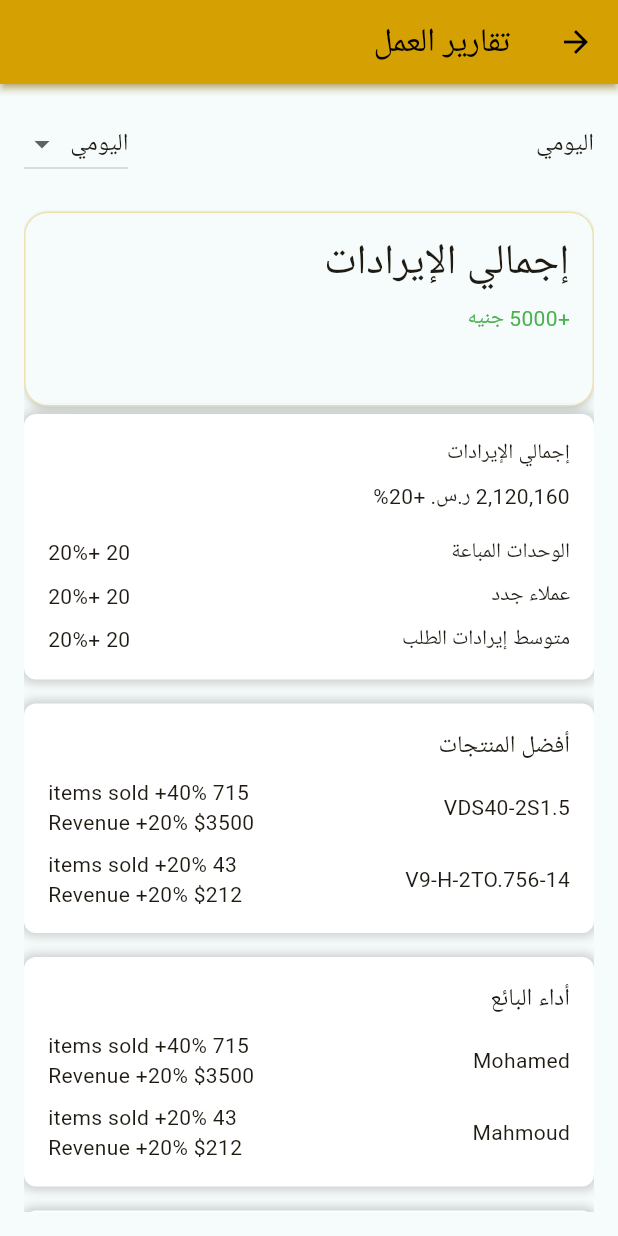
After one commit to ELDemy/inventory_app, a Flutter app: the AdminHomeScreen screen opened directly, after a tap on "التقارير", on a phone screen of 412 x 824 dp. The commit adds this screen. Run offline on Flutter 3.47's test engine with Material 3 defaults, Android fonts, the phone set to English and light mode, and no system bars; our stand-ins replace bloc, cloud_firestore, connectivity_plus, firebase_analytics, firebase_auth, firebase_core and 6 more; accounts and stored records are empty.

Commit message:
create dashboard

```diff
--- a/lib/core/utils/app_icons.dart
+++ b/lib/core/utils/app_icons.dart
@@ -2,11 +2,15 @@ import 'package:flutter/material.dart';
 import 'package:flutter_svg/flutter_svg.dart';
 
 class AppIcons {
-  static SvgPicture barcodeIcon({double? height, Color color = Colors.white}) {
+  SvgPicture barcodeIcon({double? height, Color color = Colors.white}) {
     return SvgPicture.asset(
       height: height,
       "assets/icons/barcode-icon.svg",
       colorFilter: ColorFilter.mode(color, BlendMode.srcIn),
     );
   }
+
+  Image appLogo({double height = 200}) {
+    return Image.asset("assets/logo.png", height: height);
+  }
 }
--- a/lib/core/utils/app_router.dart
+++ b/lib/core/utils/app_router.dart
@@ -1,4 +1,6 @@
 import 'package:go_router/go_router.dart';
+import 'package:inventory_app/features/admin/features/user_management/presentation/sign_up_screen.dart';
+import 'package:inventory_app/features/admin/features/user_management/presentation/user_management_screen.dart';
 import 'package:inventory_app/features/auth/presentation/signin.dart';
 import 'package:inventory_app/features/home/presentation/home_screen.dart';
 import 'package:inventory_app/features/home/presentation/widgets/serial_search_screen.dart';
@@ -6,8 +8,6 @@ import 'package:inventory_app/features/product_management/add_edit_product/prese
 import 'package:inventory_app/features/product_management/make_order/presentation/make_order_screen.dart';
 import 'package:inventory_app/features/product_management/product_profile/presentation/product_profile_screen.dart';
 import 'package:inventory_app/features/splash_screen/splash_screen.dart';
-import 'package:inventory_app/features/user_management/presentation/sign_up_screen.dart';
-import 'package:inventory_app/features/user_management/presentation/user_management_screen.dart';
 
 abstract class AppRouter {
   static const String kHomeScreen = "/HomeScreen";
--- a/lib/di/injector.dart
+++ b/lib/di/injector.dart
@@ -23,7 +23,7 @@ class Injector {
   final _projectDocName = 'inverters';
 
   static final DocumentReference<Map<String, dynamic>> projectDoc =
-      FirebaseFirestore.instance.doc('projects/inverters');
+      FirebaseFirestore.instance.doc('projects/test');
 
   static final CollectionReference<Map<String, dynamic>> productsCollection =
       projectDoc.collection('products');
--- /dev/null
+++ b/lib/features/admin/admin_home_screen/admin_home_screen.dart
@@ -0,0 +1,112 @@
+import 'package:flutter/material.dart';
+import 'package:inventory_app/core/utils/app_colors.dart';
+import 'package:inventory_app/core/utils/app_icons.dart';
+import 'package:inventory_app/features/admin/features/dashboard/presentation/dashboard_screen.dart';
+import 'package:inventory_app/features/admin/features/user_management/presentation/user_management_screen.dart';
+
+class AdminHomeScreen extends StatelessWidget {
+  const AdminHomeScreen({super.key});
+
+  @override
+  Widget build(BuildContext context) {
+    // Get screen size for responsive design
+    final screenWidth = MediaQuery.of(context).size.width;
+    final screenHeight = MediaQuery.of(context).size.height;
+
+    return Directionality(
+      textDirection: TextDirection.rtl, // Arabic right-to-left direction
+      child: Scaffold(
+        appBar: AppBar(title: const Text('الإدارة')),
+        body: SingleChildScrollView(
+          child: Center(
+            child: Column(
+              children: [
+                AppIcons().appLogo(),
+                _buildNavigationCard(
+                  context,
+                  icon: Icons.people,
+                  title: 'إدارة المستخدمين',
+                  width: screenWidth * 0.8,
+                  height: screenHeight * 0.2,
+                  onTap: () => _navigateToUserManagement(context),
+                ),
+                const SizedBox(height: 20),
+                _buildNavigationCard(
+                  context,
+                  icon: Icons.dashboard,
+                  title: 'التقارير',
+                  width: screenWidth * 0.8,
+                  height: screenHeight * 0.2,
+                  onTap: () => _navigateToDashboard(context),
+                ),
+              ],
+            ),
+          ),
+        ),
+      ),
+    );
+  }
+
+  Widget _buildNavigationCard(
+    BuildContext context, {
+    required IconData icon,
+    required String title,
+    required double width,
+    required double height,
+    required VoidCallback onTap,
+  }) {
+    return Card(
+      elevation: 5,
+      shape: RoundedRectangleBorder(
+        borderRadius: BorderRadius.circular(15),
+      ),
+      child: InkWell(
+        onTap: onTap,
+        borderRadius: BorderRadius.circular(15),
+        child: Container(
+          width: width,
+          height: height,
+          padding: const EdgeInsets.all(20),
+          child: Column(
+            mainAxisAlignment: MainAxisAlignment.center,
+            children: [
+              Icon(
+                icon,
+                size: 60,
+                color: AppColors.labelColor,
+              ),
+              const SizedBox(height: 10),
+              FittedBox(
+                child: Text(
+                  title,
+                  style: Theme.of(context).textTheme.headlineSmall?.copyWith(
+                        fontSize: 18, // Adjust for Arabic text
+                      ),
+                  textAlign: TextAlign.center,
+                ),
+              ),
+            ],
+          ),
+        ),
+      ),
+    );
+  }
+
+  void _navigateToUserManagement(BuildContext context) {
+    Navigator.push(
+      context,
+      MaterialPageRoute(
+        builder: (context) => const UserManagementScreen(),
+      ),
+    );
+  }
+
+  void _navigateToDashboard(BuildContext context) {
+    Navigator.push(
+      context,
+      MaterialPageRoute(
+        builder: (context) => const DashboardScreen(),
+      ),
+    );
+  }
+}
--- /dev/null
+++ b/lib/features/admin/features/dashboard/presentation/dashboard_screen.dart
@@ -0,0 +1,279 @@
+import 'package:flutter/material.dart';
+
+class DashboardScreen extends StatelessWidget {
+  const DashboardScreen({super.key});
+
+  @override
+  Widget build(BuildContext context) {
+    return Directionality(
+      textDirection: TextDirection.rtl, // Set to right-to-left for Arabic
+      child: Scaffold(
+        appBar: AppBar(
+          title: const Text('تقارير العمل'),
+        ),
+        body: Padding(
+          padding: const EdgeInsets.all(16.0),
+          child: SingleChildScrollView(
+            child: Column(
+              crossAxisAlignment: CrossAxisAlignment.start,
+              children: [
+                _buildDateSelector(context),
+                const SizedBox(height: 16),
+                const TotalRevenueCard(),
+                _buildKeyMetrics(context),
+                const SizedBox(height: 16),
+                _buildTopProducts(context),
+                const SizedBox(height: 16),
+                _buildSellerPerformance(context),
+                const SizedBox(height: 16),
+                _buildOrderHistory(context),
+              ],
+            ),
+          ),
+        ),
+      ),
+    );
+  }
+
+  Widget _buildDateSelector(BuildContext context) {
+    return Row(
+      mainAxisAlignment: MainAxisAlignment.spaceBetween,
+      children: [
+        Text(
+          'اليومي',
+          style: Theme.of(context).textTheme.titleMedium,
+        ),
+        DropdownButton<String>(
+          value: 'اليومي',
+          items: ['اليومي', 'أسبوعي', 'شهري']
+              .map((period) => DropdownMenuItem(
+                    value: period,
+                    child: Text(period),
+                  ))
+              .toList(),
+          onChanged: (_) {},
+        ),
+      ],
+    );
+  }
+
+  Widget _buildKeyMetrics(BuildContext context) {
+    return Container(
+      padding: const EdgeInsets.all(16),
+      decoration: BoxDecoration(
+        color: Colors.white,
+        borderRadius: BorderRadius.circular(8),
+        boxShadow: [
+          BoxShadow(
+            color: Colors.grey.withOpacity(0.5),
+            spreadRadius: 2,
+            blurRadius: 5,
+          ),
+        ],
+      ),
+      child: Column(
+        crossAxisAlignment: CrossAxisAlignment.start,
+        children: [
+          const Text(
+            'إجمالي الإيرادات',
+            // style: Theme.of(context).textTheme.titleMedium,
+          ),
+          const SizedBox(height: 8),
+          const Text(
+            '2,120,160 ر.س. +20%',
+            // style: Theme.of(context).textTheme.headlineMedium,
+          ),
+          const SizedBox(height: 16),
+          _buildMetricRow(context, 'الوحدات المباعة', '20 +20%'),
+          const SizedBox(height: 8),
+          _buildMetricRow(context, 'عملاء جدد', '20 +20%'),
+          const SizedBox(height: 8),
+          _buildMetricRow(context, 'متوسط إيرادات الطلب', '20 +20%'),
+        ],
+      ),
+    );
+  }
+
+  Widget _buildMetricRow(BuildContext context, String label, String value) {
+    return Row(
+      mainAxisAlignment: MainAxisAlignment.spaceBetween,
+      children: [
+        Text(label, style: Theme.of(context).textTheme.bodyMedium),
+        Text(value, style: Theme.of(context).textTheme.bodyMedium),
+      ],
+    );
+  }
+
+  Widget _buildTopProducts(BuildContext context) {
+    return _buildSection(
+      context,
+      'أفضل المنتجات',
+      Column(
+        children: [
+          _buildProductRow(context, 'VDS40-2S1.5', '715 items sold +40%',
+              '\$3500 Revenue +20%'),
+          const SizedBox(height: 8),
+          _buildProductRow(context, 'V9-H-2TO.756-14', '43 items sold +20%',
+              '\$212 Revenue +20%'),
+        ],
+      ),
+    );
+  }
+
+  Widget _buildProductRow(
+      BuildContext context, String name, String sales, String revenue) {
+    return Row(
+      mainAxisAlignment: MainAxisAlignment.spaceBetween,
+      children: [
+        Text(name, style: Theme.of(context).textTheme.bodyMedium),
+        Column(
+          crossAxisAlignment: CrossAxisAlignment.end,
+          children: [
+            Text(sales, style: Theme.of(context).textTheme.bodyMedium),
+            Text(revenue, style: Theme.of(context).textTheme.bodyMedium),
+          ],
+        ),
+      ],
+    );
+  }
+
+  Widget _buildSellerPerformance(BuildContext context) {
+    return _buildSection(
+      context,
+      'أداء البائع',
+      Column(
+        children: [
+          _buildSellerRow(
+              context, 'Mohamed', '715 items sold +40%', '\$3500 Revenue +20%'),
+          const SizedBox(height: 8),
+          _buildSellerRow(
+              context, 'Mahmoud', '43 items sold +20%', '\$212 Revenue +20%'),
+        ],
+      ),
+    );
+  }
+
+  Widget _buildSellerRow(
+      BuildContext context, String name, String sales, String revenue) {
+    return Row(
+      mainAxisAlignment: MainAxisAlignment.spaceBetween,
+      children: [
+        Text(name, style: Theme.of(context).textTheme.bodyMedium),
+        Column(
+          crossAxisAlignment: CrossAxisAlignment.end,
+          children: [
+            Text(sales, style: Theme.of(context).textTheme.bodyMedium),
+            Text(revenue, style: Theme.of(context).textTheme.bodyMedium),
+          ],
+        ),
+      ],
+    );
+  }
+
+  Widget _buildOrderHistory(BuildContext context) {
+    return _buildSection(
+      context,
+      'تاريخ الطلب',
+      Column(
+        children: [
+          _buildOrderRow(context, 'VDS40-2S1.5', 'العميل: John Doe',
+              'البائع: Mohamed', '\$950'),
+          const SizedBox(height: 8),
+          _buildOrderRow(
+              context, 'VDS40-2', 'العميل: Customer', 'البائع: Mohi', '\$1000'),
+        ],
+      ),
+    );
+  }
+
+  Widget _buildOrderRow(
+    BuildContext context,
+    String orderID,
+    String customer,
+    String seller,
+    String amount,
+  ) {
+    return Row(
+      mainAxisAlignment: MainAxisAlignment.spaceBetween,
+      children: [
+        Column(
+          crossAxisAlignment: CrossAxisAlignment.start,
+          children: [
+            Text(orderID, style: Theme.of(context).textTheme.bodyMedium),
+            const SizedBox(height: 4),
+            Text(customer, style: Theme.of(context).textTheme.bodyMedium),
+            const SizedBox(height: 4),
+            Text(seller, style: Theme.of(context).textTheme.bodyMedium),
+          ],
+        ),
+        Text(amount, style: Theme.of(context).textTheme.bodyMedium),
+      ],
+    );
+  }
+
+  Widget _buildSection(BuildContext context, String title, Widget content) {
+    return Container(
+      padding: const EdgeInsets.all(16),
+      decoration: BoxDecoration(
+        color: Colors.white,
+        borderRadius: BorderRadius.circular(8),
+        boxShadow: [
+          BoxShadow(
+            color: Colors.grey.withOpacity(0.5),
+            spreadRadius: 2,
+            blurRadius: 5,
+          ),
+        ],
+      ),
+      child: Column(
+        crossAxisAlignment: CrossAxisAlignment.start,
+        children: [
+          Text(
+            title,
+            style: Theme.of(context).textTheme.titleMedium,
+          ),
+          const SizedBox(height: 8),
+          content,
+        ],
+      ),
+    );
+  }
+}
+
+class TotalRevenueCard extends StatelessWidget {
+  const TotalRevenueCard({super.key});
+
+  @override
+  Widget build(BuildContext context) {
+    return Card(
+      elevation: 2,
+      child: Padding(
+        padding: const EdgeInsets.all(16),
+        child: Row(
+          children: [
+            Column(
+              crossAxisAlignment: CrossAxisAlignment.start,
+              children: [
+                Text(
+                  'إجمالي الإيرادات',
+                  style: Theme.of(context).textTheme.headlineMedium,
+                ),
+                const SizedBox(height: 8),
+                const Text(
+                  '+5000 جنيه',
+                  style: TextStyle(color: Colors.green),
+                ),
+                const SizedBox(height: 16),
+                // _buildMetricRow(context, 'الوحدات المباعة', '20 +20%'),
+                const SizedBox(height: 8),
+                // _buildMetricRow(context, 'عملاء جدد', '20 +20%'),
+                const SizedBox(height: 8),
+                // _buildMetricRow(context, 'متوسط إيرادات الطلب', '20 +20%')
+              ],
+            ),
+          ],
+        ),
+      ),
+    );
+  }
+}
--- a/lib/features/user_management/presentation/sign_up_screen.dart
+++ b/lib/features/admin/features/user_management/presentation/sign_up_screen.dart
@@ -1,8 +1,9 @@
 import 'package:flutter/material.dart';
 import 'package:flutter_bloc/flutter_bloc.dart';
 import 'package:inventory_app/core/components/custom_text_form_field.dart';
+import 'package:inventory_app/core/utils/app_icons.dart';
 import 'package:inventory_app/core/utils/show_info_util.dart';
-import 'package:inventory_app/features/user_management/data/user_management_cubit/user_management_cubit.dart';
+import 'package:inventory_app/features/admin/features/user_management/data/user_management_cubit/user_management_cubit.dart';
 
 // sign_up_screen.dart
 class SignUpScreen extends StatefulWidget {
@@ -52,7 +53,7 @@ class _SignUpScreenState extends State<SignUpScreen> {
                 child: Column(
                   children: [
                     const SizedBox(height: 30),
-                    Image.asset("assets/logo.png", height: 200),
+                    AppIcons().appLogo(height: 200),
                     CustomTextFormField(
                       controller: _nameController,
                       labelText: 'اسم المسخدم',
--- a/lib/features/user_management/presentation/user_management_screen.dart
+++ b/lib/features/admin/features/user_management/presentation/user_management_screen.dart
@@ -1,7 +1,8 @@
 import 'package:flutter/material.dart';
 import 'package:flutter_bloc/flutter_bloc.dart';
-import 'package:inventory_app/features/user_management/data/user_management_cubit/user_management_cubit.dart';
-import 'package:inventory_app/features/user_management/presentation/widgets/user_management_body.dart';
+import 'package:inventory_app/features/admin/features/user_management/data/user_management_cubit/user_management_cubit.dart';
+
+import 'widgets/user_management_body.dart';
 
 class UserManagementScreen extends StatelessWidget {
   const UserManagementScreen({super.key});
--- a/lib/features/user_management/presentation/widgets/user_management_body.dart
+++ b/lib/features/admin/features/user_management/presentation/widgets/user_management_body.dart
@@ -4,8 +4,8 @@ import 'package:inventory_app/core/components/failure_screen.dart';
 import 'package:inventory_app/core/components/my_citcular_loading.dart';
 import 'package:inventory_app/core/models/user_model.dart';
 import 'package:inventory_app/core/utils/app_colors.dart';
-import 'package:inventory_app/features/user_management/data/user_management_cubit/user_management_cubit.dart';
-import 'package:inventory_app/features/user_management/presentation/sign_up_screen.dart';
+import 'package:inventory_app/features/admin/features/user_management/data/user_management_cubit/user_management_cubit.dart';
+import 'package:inventory_app/features/admin/features/user_management/presentation/sign_up_screen.dart';
 
 class UserManagementBody extends StatelessWidget {
   const UserManagementBody({super.key});
--- a/lib/features/home/presentation/home_screen.dart
+++ b/lib/features/home/presentation/home_screen.dart
@@ -6,8 +6,8 @@ import 'package:inventory_app/core/components/custom_icon_container.dart';
 import 'package:inventory_app/core/utils/app_colors.dart';
 import 'package:inventory_app/di/auth_service.dart';
 import 'package:inventory_app/di/injector.dart';
+import 'package:inventory_app/features/admin/admin_home_screen/admin_home_screen.dart';
 import 'package:inventory_app/features/home/data/cubit/home_cubit.dart';
-import 'package:inventory_app/features/user_management/presentation/user_management_screen.dart';
 import 'package:inventory_app/super_admin.dart';
 
 import 'widgets/anim_search.dart';
@@ -50,8 +50,7 @@ class HomeScreen extends StatelessWidget {
         onTap: () {
           Navigator.push(
             context,
-            MaterialPageRoute(
-                builder: (context) => const UserManagementScreen()),
+            MaterialPageRoute(builder: (context) => const AdminHomeScreen()),
           );
         },
       );
--- a/lib/features/product_management/make_order/presentation/widgets/make_order_details_form.dart
+++ b/lib/features/product_management/make_order/presentation/widgets/make_order_details_form.dart
@@ -98,7 +98,7 @@ class _MakeOrderDetailsFormState extends State<MakeOrderDetailsForm> {
         widget.barcodes.add(barcode);
         setState(() {});
       },
-      child: AppIcons.barcodeIcon(
+      child: AppIcons().barcodeIcon(
         height: 40,
         color: AppColors.primaryColor,
       ),
--- a/lib/main.dart
+++ b/lib/main.dart
@@ -1,7 +1,5 @@
 import 'package:firebase_analytics/firebase_analytics.dart';
 import 'package:firebase_core/firebase_core.dart';
-import 'package:firebase_crashlytics/firebase_crashlytics.dart';
-import 'package:flutter/foundation.dart';
 import 'package:flutter/material.dart';
 import 'package:flutter_bloc/flutter_bloc.dart';
 import 'package:flutter_localizations/flutter_localizations.dart';
@@ -18,14 +16,14 @@ void main() async {
   Bloc.observer = SimpleBlocObserver();
   await Firebase.initializeApp();
 
-  FlutterError.onError = (errorDetails) {
-    FirebaseCrashlytics.instance.recordFlutterFatalError(errorDetails);
-  };
-  // Pass all uncaught asynchronous errors that aren't handled by the Flutter framework to Crashlytics
-  PlatformDispatcher.instance.onError = (error, stack) {
-    FirebaseCrashlytics.instance.recordError(error, stack, fatal: true);
-    return true;
-  };
+  // FlutterError.onError = (errorDetails) {
+  //   FirebaseCrashlytics.instance.recordFlutterFatalError(errorDetails);
+  // };
+  // // Pass all uncaught asynchronous errors that aren't handled by the Flutter framework to Crashlytics
+  // PlatformDispatcher.instance.onError = (error, stack) {
+  //   FirebaseCrashlytics.instance.recordError(error, stack, fatal: true);
+  //   return true;
+  // };
 
   Injector.init();
   runApp(const InventoryApp());
```
Also changed, not shown: lib/features/admin/features/user_management/data/user_management_cubit/user_management_cubit.dart (renamed from lib/features/user_management/data/user_management_cubit/user_management_cubit.dart), lib/features/admin/features/user_management/data/user_management_cubit/user_management_state.dart (renamed from lib/features/user_management/data/user_management_cubit/user_management_state.dart).
